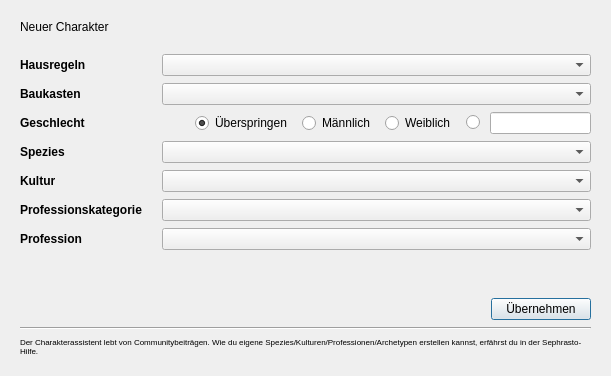
Aeolitus/Sephrasto, file designer/Wizard.ui: the form before one commit.
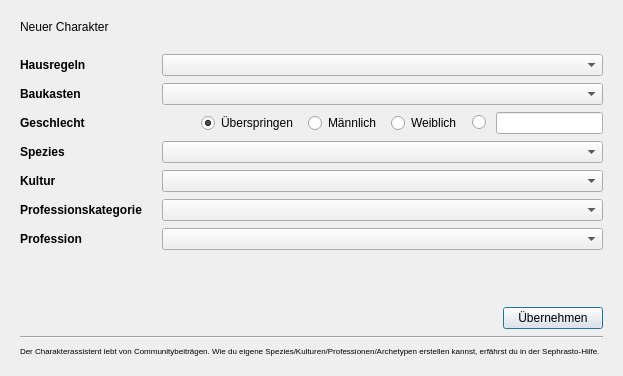
The form after the commit.

Diff of the .ui file:
```diff
--- a/designer/Wizard.ui
+++ b/designer/Wizard.ui
@@ -9,7 +9,7 @@
    <rect>
     <x>0</x>
     <y>0</y>
-    <width>611</width>
+    <width>623</width>
     <height>376</height>
    </rect>
   </property>
```
